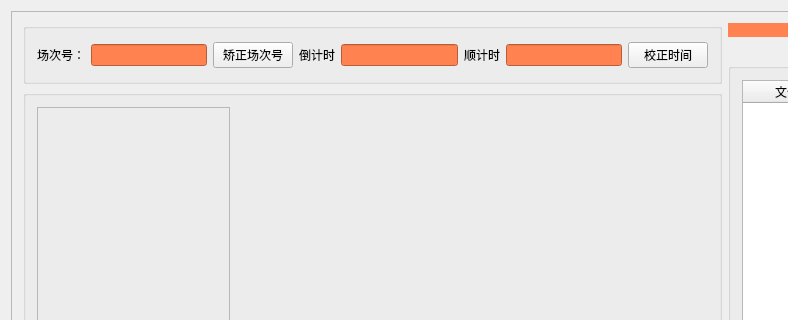
Before: the Qt Designer form OCRProject/Ui/OcrControl.ui in ThePowerOfSwift/OCR_LIVE_HISTORY, drawn with Qt 5; both pictures show x 0 to 788 and y 0 to 320 of the 1051 by 933 pixel window.
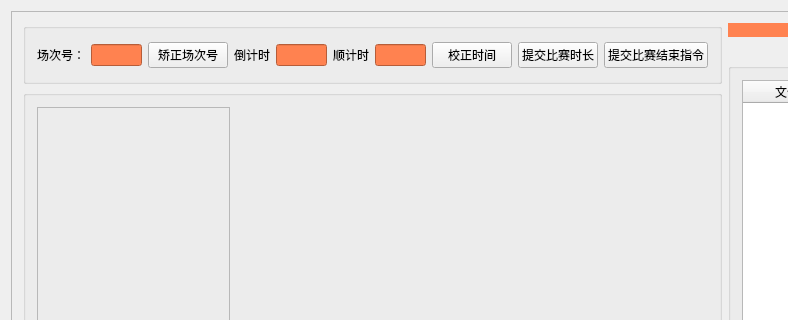
After: the same form once the commit is applied.

```diff
--- a/OCRProject/Ui/OcrControl.ui
+++ b/OCRProject/Ui/OcrControl.ui
@@ -100,6 +100,20 @@
                        </property>
                       </widget>
                      </item>
+                     <item>
+                      <widget class="QPushButton" name="submitTotalRaceTimeBtn">
+                       <property name="text">
+                        <string>提交比赛时长</string>
+                       </property>
+                      </widget>
+                     </item>
+                     <item>
+                      <widget class="QPushButton" name="submitRaceEndBtn">
+                       <property name="text">
+                        <string>提交比赛结束指令</string>
+                       </property>
+                      </widget>
+                     </item>
                     </layout>
                    </item>
                   </layout>
```
